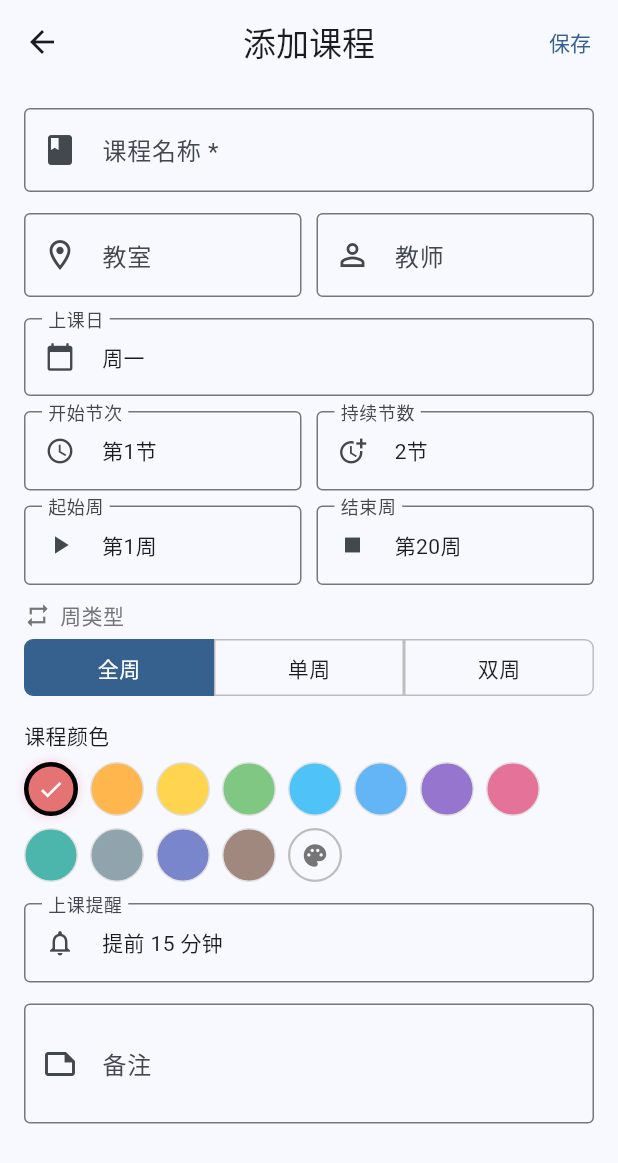
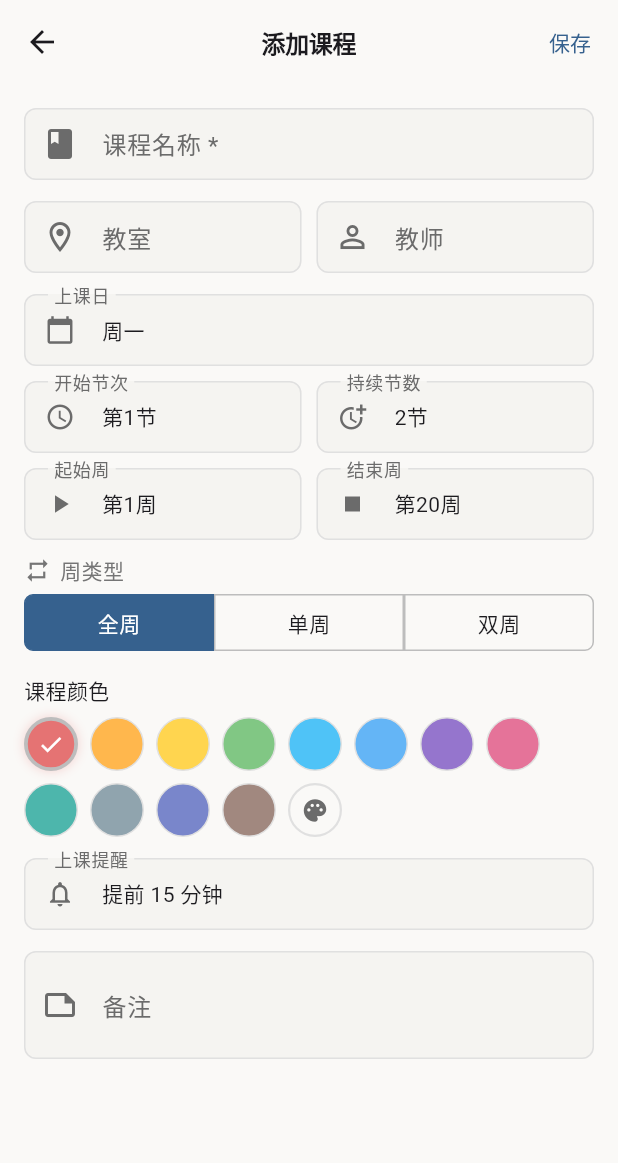
Before and after one commit to Yuwen-1577/jian-schedule, a Flutter app: the screen it shows after launch, after a tap on the "chevron right" icon, after a tap on the "add" icon, on a phone screen of 412 x 824 dp. Shown: the top 1163 px of the screen. Run offline on Flutter 3.47's test engine with Material 3 defaults, Android fonts, the phone set to English and light mode, and no system bars; our stand-ins replace file_picker, flutter_colorpicker, flutter_local_notifications, package_info_plus, shared_preferences, sqflite and 1 more; missing offline and left inert: excel, home_widget; accounts and stored records are empty.

Commit message:
feat: v2.1.0 design system — Claude-style theme overhaul
- New lib/theme/app_theme.dart with warm neutral color tokens
- Gap/AppRadius/ScheduleDim spacing and shape constants
- ThemeData with CardTheme, AppBarTheme, InputDecorTheme, BottomSheetTheme, etc.
- Warm grey surfaces (not cold blue-grey) for both light and dark modes
- week_grid: all hardcoded Colors.blue/grey replaced with colorScheme tokens
- course_card: muted background + accent border, no box shadow
- time_column: theme-aware surface and text colors
- today_courses: theme-aware, cleaner layout
- color_picker: outline-based selection indicator (dark-mode safe)

```diff
--- a/lib/main.dart
+++ b/lib/main.dart
@@ -7,6 +7,7 @@ import 'providers/settings_provider.dart';
 import 'services/database_service.dart';
 import 'services/notification_service.dart';
 import 'services/widget_service.dart';
+import 'theme/app_theme.dart';
 import 'utils/constants.dart';
 import 'pages/schedule_page.dart';
 
@@ -90,28 +91,8 @@ class ScheduleApp extends StatelessWidget {
           title: '简课表',
           debugShowCheckedModeBanner: false,
           themeMode: settings.themeMode,
-          theme: ThemeData(
-            colorScheme: ColorScheme.fromSeed(
-              seedColor: settings.seedColor,
-              brightness: Brightness.light,
-            ),
-            useMaterial3: true,
-            appBarTheme: const AppBarTheme(
-              centerTitle: true,
-              elevation: 0,
-            ),
-          ),
-          darkTheme: ThemeData(
-            colorScheme: ColorScheme.fromSeed(
-              seedColor: settings.seedColor,
-              brightness: Brightness.dark,
-            ),
-            useMaterial3: true,
-            appBarTheme: const AppBarTheme(
-              centerTitle: true,
-              elevation: 0,
-            ),
-          ),
+          theme: buildLightTheme(settings.seedColor),
+          darkTheme: buildDarkTheme(settings.seedColor),
           home: const SchedulePage(),
         );
       },
--- /dev/null
+++ b/lib/theme/app_theme.dart
@@ -0,0 +1,214 @@
+import 'package:flutter/material.dart';
+
+/// 设计 token 体系 — 对标 Claude 设计语言
+/// 暖灰中性色、克制的强调色使用、清晰的字体层级
+
+// ── 间距 ──────────────────────────────────────────
+abstract class Gap {
+  static const double xs = 4;
+  static const double sm = 8;
+  static const double md = 12;
+  static const double lg = 16;
+  static const double xl = 24;
+  static const double xxl = 32;
+}
+
+// ── 圆角 ──────────────────────────────────────────
+abstract class AppRadius {
+  static const double sm = 8;
+  static const double md = 12;
+  static const double lg = 16;
+  static const double full = 999;
+}
+
+// ── 课程表专用尺寸 ──────────────────────────────────
+abstract class ScheduleDim {
+  static const double periodHeight = 58;
+  static const double timeColumnWidth = 48;
+  static const double dayHeaderHeight = 30;
+  static const double weekChipWidth = 42;
+  static const double courseCardRadius = 8;
+}
+
+/// 构建浅色主题
+ThemeData buildLightTheme(Color seed) {
+  final cs = ColorScheme.fromSeed(
+    seedColor: seed,
+    brightness: Brightness.light,
+  );
+
+  // 用暖色覆盖 Material 3 默认的冷蓝灰表面
+  final warmCs = cs.copyWith(
+    surface: const Color(0xFFFAF9F7),
+    surfaceContainerLowest: const Color(0xFFFFFFFF),
+    surfaceContainerLow: const Color(0xFFF5F4F1),
+    surfaceContainer: const Color(0xFFEFEEE9),
+    surfaceContainerHigh: const Color(0xFFE9E7E2),
+    surfaceContainerHighest: const Color(0xFFE3E1DB),
+    onSurface: const Color(0xFF1C1B1F),
+    onSurfaceVariant: const Color(0xFF6B6B6B),
+    outline: const Color(0xFFBDBDBD),
+    outlineVariant: const Color(0xFFE0E0E0),
+  );
+
+  return _buildTheme(warmCs);
+}
+
+/// 构建深色主题
+ThemeData buildDarkTheme(Color seed) {
+  final cs = ColorScheme.fromSeed(
+    seedColor: seed,
+    brightness: Brightness.dark,
+  );
+
+  final warmCs = cs.copyWith(
+    surface: const Color(0xFF141413),
+    surfaceContainerLowest: const Color(0xFF0F0F0E),
+    surfaceContainerLow: const Color(0xFF1C1C1A),
+    surfaceContainer: const Color(0xFF242422),
+    surfaceContainerHigh: const Color(0xFF2E2E2B),
+    surfaceContainerHighest: const Color(0xFF393936),
+    onSurface: const Color(0xFFE5E5E2),
+    onSurfaceVariant: const Color(0xFF9E9E9B),
+    outline: const Color(0xFF525250),
+    outlineVariant: const Color(0xFF3A3A38),
+  );
+
+  return _buildTheme(warmCs);
+}
+
+ThemeData _buildTheme(ColorScheme cs) {
+  return ThemeData(
+    useMaterial3: true,
+    colorScheme: cs,
+    brightness: cs.brightness,
+    scaffoldBackgroundColor: cs.surface,
+
+    // ── AppBar ──
+    appBarTheme: AppBarTheme(
+      centerTitle: true,
+      elevation: 0,
+      scrolledUnderElevation: 0,
+      surfaceTintColor: Colors.transparent,
+      backgroundColor: cs.surface,
+      foregroundColor: cs.onSurface,
+      titleTextStyle: TextStyle(
+        fontSize: 16,
+        fontWeight: FontWeight.w600,
+        color: cs.onSurface,
+        letterSpacing: -0.2,
+      ),
+    ),
+
+    // ── Card ──
+    cardTheme: CardThemeData(
+      elevation: 0,
+      surfaceTintColor: Colors.transparent,
+      color: cs.surfaceContainerLow,
+      shape: RoundedRectangleBorder(
+        borderRadius: BorderRadius.circular(AppRadius.md),
+      ),
+      margin: EdgeInsets.zero,
+    ),
+
+    // ── 输入框 ──
+    inputDecorationTheme: InputDecorationTheme(
+      filled: true,
+      fillColor: cs.surfaceContainerLow,
+      border: OutlineInputBorder(
+        borderRadius: BorderRadius.circular(AppRadius.sm),
+        borderSide: BorderSide(color: cs.outlineVariant),
+      ),
+      enabledBorder: OutlineInputBorder(
+        borderRadius: BorderRadius.circular(AppRadius.sm),
+        borderSide: BorderSide(color: cs.outlineVariant),
+      ),
+      focusedBorder: OutlineInputBorder(
+        borderRadius: BorderRadius.circular(AppRadius.sm),
+        borderSide: BorderSide(color: cs.primary, width: 1.5),
+      ),
+      contentPadding: const EdgeInsets.symmetric(
+        horizontal: Gap.lg,
+        vertical: Gap.md,
+      ),
+    ),
+
+    // ── 底部弹窗 ──
+    bottomSheetTheme: BottomSheetThemeData(
+      backgroundColor: cs.surfaceContainerLow,
+      shape: const RoundedRectangleBorder(
+        borderRadius: BorderRadius.vertical(
+          top: Radius.circular(AppRadius.lg),
+        ),
+      ),
+      showDragHandle: true,
+    ),
+
+    // ── 对话框 ──
+    dialogTheme: DialogThemeData(
+      backgroundColor: cs.surfaceContainerLow,
+      surfaceTintColor: Colors.transparent,
+      shape: RoundedRectangleBorder(
+        borderRadius: BorderRadius.circular(AppRadius.lg),
+      ),
+    ),
+
+    // ── ListTile ──
+    listTileTheme: ListTileThemeData(
+      iconColor: cs.onSurfaceVariant,
+      contentPadding: const EdgeInsets.symmetric(horizontal: Gap.lg),
+    ),
+
+    // ── Divider ──
+    dividerTheme: DividerThemeData(
+      color: cs.outlineVariant,
+      thickness: 0.5,
+      space: 0,
+    ),
+
+    // ── Chip ──
+    chipTheme: ChipThemeData(
+      shape: RoundedRectangleBorder(
+        borderRadius: BorderRadius.circular(AppRadius.sm),
+      ),
+      side: BorderSide(color: cs.outlineVariant),
+    ),
+
+    // ── SegmentedButton ──
+    segmentedButtonTheme: SegmentedButtonThemeData(
+      style: ButtonStyle(
+        shape: WidgetStatePropertyAll(
+          RoundedRectangleBorder(
+            borderRadius: BorderRadius.circular(AppRadius.sm),
+          ),
+        ),
+        textStyle: WidgetStatePropertyAll(
+          TextStyle(fontSize: 13, fontWeight: FontWeight.w500),
+        ),
+      ),
+    ),
+
+    // ── FloatingActionButton ──
+    floatingActionButtonTheme: FloatingActionButtonThemeData(
+      backgroundColor: cs.primary,
+      foregroundColor: cs.onPrimary,
+      elevation: 0,
+      shape: RoundedRectangleBorder(
+        borderRadius: BorderRadius.circular(AppRadius.md),
+      ),
+    ),
+
+    // ── SnackBar ──
+    snackBarTheme: SnackBarThemeData(
+      behavior: SnackBarBehavior.floating,
+      backgroundColor: cs.inverseSurface,
+      contentTextStyle: TextStyle(
+        color: cs.onInverseSurface,
+        fontSize: 14,
+      ),
+      shape: RoundedRectangleBorder(
+        borderRadius: BorderRadius.circular(AppRadius.sm),
+      ),
+    ),
+  );
+}
--- a/lib/widgets/color_picker.dart
+++ b/lib/widgets/color_picker.dart
@@ -14,9 +14,7 @@ class CourseColorPicker extends StatelessWidget {
 
   @override
   Widget build(BuildContext context) {
-    final isDark = Theme.of(context).brightness == Brightness.dark;
-    final selectedBorderColor = isDark ? Colors.white : Colors.black;
-    // 检查当前选中颜色是否在预设列表中
+    final cs = Theme.of(context).colorScheme;
     final isPreset = presetColors.contains(selectedColor);
 
     return Wrap(
@@ -34,14 +32,17 @@ class CourseColorPicker extends StatelessWidget {
                 color: intToColor(color),
                 shape: BoxShape.circle,
                 border: isSelected
-                    ? Border.all(color: selectedBorderColor, width: 3)
-                    : Border.all(color: Colors.grey[300]!, width: 1),
+                    ? Border.all(color: cs.outline, width: 2.5)
+                    : Border.all(color: cs.outlineVariant, width: 1),
                 boxShadow: isSelected
-                    ? [BoxShadow(color: intToColor(color).withValues(alpha: 0.31), blurRadius: 6)]
+                    ? [BoxShadow(
+                        color: intToColor(color).withValues(alpha: 0.3),
+                        blurRadius: 6,
+                      )]
                     : null,
               ),
               child: isSelected
-                  ? const Icon(Icons.check, color: Colors.white, size: 18)
+                  ? Icon(Icons.check, color: Colors.white, size: 18)
                   : null,
             ),
           );
@@ -53,19 +54,16 @@ class CourseColorPicker extends StatelessWidget {
             width: 36,
             height: 36,
             decoration: BoxDecoration(
-              // 如果当前选中的是自定义颜色，显示该颜色
               color: !isPreset ? intToColor(selectedColor) : null,
               shape: BoxShape.circle,
               border: Border.all(
-                color: !isPreset
-                    ? selectedBorderColor
-                    : Colors.grey[400]!,
-                width: !isPreset ? 3 : 1.5,
+                color: !isPreset ? cs.outline : cs.outlineVariant,
+                width: !isPreset ? 2.5 : 1.5,
               ),
             ),
             child: !isPreset
                 ? const Icon(Icons.check, color: Colors.white, size: 18)
-                : Icon(Icons.palette, size: 18, color: Colors.grey[600]),
+                : Icon(Icons.palette, size: 18, color: cs.onSurfaceVariant),
           ),
         ),
       ],
--- a/lib/widgets/time_column.dart
+++ b/lib/widgets/time_column.dart
@@ -1,5 +1,6 @@
 import 'package:flutter/material.dart';
 import '../models/time_slot.dart';
+import '../theme/app_theme.dart';
 
 class TimeColumn extends StatelessWidget {
   final List<TimeSlot> timeSlots;
@@ -10,24 +11,19 @@ class TimeColumn extends StatelessWidget {
     super.key,
     required this.timeSlots,
     required this.periodHeight,
-    this.width = 48,
+    this.width = ScheduleDim.timeColumnWidth,
   });
 
   @override
   Widget build(BuildContext context) {
-    final isDark = Theme.of(context).brightness == Brightness.dark;
-    final textColor = isDark ? Colors.grey[400] : Colors.grey[700];
-    final bgColor = isDark ? Colors.grey[900] : Colors.grey[100];
+    final cs = Theme.of(context).colorScheme;
 
     return Container(
       width: width,
       decoration: BoxDecoration(
-        color: bgColor,
+        color: cs.surfaceContainerLow,
         border: Border(
-          right: BorderSide(
-            color: isDark ? Colors.grey[800]! : Colors.grey[300]!,
-            width: 0.5,
-          ),
+          right: BorderSide(color: cs.outlineVariant, width: 0.5),
         ),
       ),
       child: Column(
@@ -43,16 +39,16 @@ class TimeColumn extends StatelessWidget {
                   slot.startTime,
                   style: TextStyle(
                     fontSize: 10,
-                    color: textColor,
-                    height: 1.1,
+                    color: cs.onSurfaceVariant,
+                    height: 1.2,
                   ),
                 ),
                 Text(
                   slot.endTime,
                   style: TextStyle(
                     fontSize: 9,
-                    color: textColor?.withValues(alpha: 0.59),
-                    height: 1.1,
+                    color: cs.onSurfaceVariant.withValues(alpha: 0.6),
+                    height: 1.2,
                   ),
                 ),
               ],
--- a/lib/widgets/today_courses.dart
+++ b/lib/widgets/today_courses.dart
@@ -5,6 +5,7 @@ import '../models/course.dart';
 import '../models/time_slot.dart';
 import '../providers/schedule_provider.dart';
 import '../pages/course_edit_page.dart';
+import '../theme/app_theme.dart';
 import '../utils/constants.dart';
 
 class TodayCourses extends StatelessWidget {
@@ -13,6 +14,7 @@ class TodayCourses extends StatelessWidget {
   @override
   Widget build(BuildContext context) {
     final provider = context.watch<ScheduleProvider>();
+    final cs = Theme.of(context).colorScheme;
     final today = DateTime.now().weekday;
     final courses = provider.getCoursesForDay(provider.currentWeek, today);
     final timeSlots = provider.timeSlots;
@@ -21,34 +23,45 @@ class TodayCourses extends StatelessWidget {
       crossAxisAlignment: CrossAxisAlignment.start,
       children: [
         Padding(
-          padding: const EdgeInsets.symmetric(horizontal: 16, vertical: 12),
+          padding: const EdgeInsets.symmetric(horizontal: Gap.lg, vertical: Gap.md),
           child: Row(
             children: [
-              const Icon(Icons.today, size: 20),
-              const SizedBox(width: 8),
+              Icon(Icons.today, size: 20, color: cs.primary),
+              const SizedBox(width: Gap.sm),
               Text(
-                '今日课程 (第${provider.currentWeek}周 ${weekdayNames[today - 1]})',
-                style: const TextStyle(
+                '今日课程',
+                style: TextStyle(
                   fontSize: 16,
-                  fontWeight: FontWeight.bold,
+                  fontWeight: FontWeight.w600,
+                  color: cs.onSurface,
+                ),
+              ),
+              const SizedBox(width: Gap.sm),
+              Text(
+                '第${provider.currentWeek}周 ${weekdayNames[today - 1]}',
+                style: TextStyle(
+                  fontSize: 13,
+                  color: cs.onSurfaceVariant,
                 ),
               ),
             ],
           ),
         ),
         if (courses.isEmpty)
-          const Padding(
-            padding: EdgeInsets.all(24),
+          Padding(
+            padding: const EdgeInsets.all(Gap.xl),
             child: Center(
-              child: Text('今天没有课程~', style: TextStyle(color: Colors.grey)),
+              child: Text(
+                '今天没有课程',
+                style: TextStyle(color: cs.onSurfaceVariant),
+              ),
             ),
           )
         else
           ...courses.map((course) => _TodayCourseItem(
                 course: course,
                 timeSlots: timeSlots,
-                onTap: () =>
-                    Navigator.push(
+                onTap: () => Navigator.push(
                   context,
                   MaterialPageRoute(
                     builder: (_) => const CourseEditPage(),
@@ -56,7 +69,6 @@ class TodayCourses extends StatelessWidget {
                   ),
                 ),
               )),
-        // 当前进度
         if (timeSlots.isNotEmpty) const _CurrentTimeIndicator(),
       ],
     );
@@ -76,8 +88,8 @@ class _TodayCourseItem extends StatelessWidget {
 
   @override
   Widget build(BuildContext context) {
-    final bgColor = intToColor(course.colorValue);
-    final useLightText = isDarkColor(course.colorValue);
+    final cs = Theme.of(context).colorScheme;
+    final accentColor = intToColor(course.colorValue);
 
     String timeText = '';
     if (course.startPeriod <= timeSlots.length &&
@@ -87,59 +99,71 @@ class _TodayCourseItem extends StatelessWidget {
     }
 
     return Card(
-      margin: const EdgeInsets.symmetric(horizontal: 12, vertical: 4),
+      margin: const EdgeInsets.symmetric(horizontal: Gap.md, vertical: 3),
       child: InkWell(
         onTap: onTap,
-        borderRadius: BorderRadius.circular(10),
+        borderRadius: BorderRadius.circular(AppRadius.md),
         child: Padding(
-          padding: const EdgeInsets.all(10),
+          padding: const EdgeInsets.symmetric(horizontal: Gap.md, vertical: Gap.sm + 2),
           child: Row(
             children: [
               Container(
-                width: 4,
-                height: 48,
+                width: 3,
+                height: 40,
                 decoration: BoxDecoration(
-                  color: bgColor,
+                  color: accentColor,
                   borderRadius: BorderRadius.circular(2),
                 ),
               ),
-              const SizedBox(width: 10),
+              const SizedBox(width: Gap.md),
               Expanded(
                 child: Column(
                   crossAxisAlignment: CrossAxisAlignment.start,
                   children: [
                     Text(
                       course.name,
-                      style: const TextStyle(
-                        fontWeight: FontWeight.bold,
+                      style: TextStyle(
+                        fontWeight: FontWeight.w600,
                         fontSize: 14,
+                        color: cs.onSurface,
                       ),
                     ),
                     const SizedBox(height: 2),
                     Text(
-                      [course.room, course.teacher].where((s) => s.isNotEmpty).join(' | '),
-                      style: TextStyle(fontSize: 12, color: Colors.grey[600]),
+                      [course.room, course.teacher]
+                          .where((s) => s.isNotEmpty)
+                          .join(' · '),
+                      style: TextStyle(
+                        fontSize: 12,
+                        color: cs.onSurfaceVariant,
+                      ),
                     ),
                     if (timeText.isNotEmpty)
                       Text(
                         timeText,
-                        style: TextStyle(fontSize: 11, color: Colors.grey[500]),
+                        style: TextStyle(
+                          fontSize: 11,
+                          color: cs.onSurfaceVariant.withValues(alpha: 0.7),
+                        ),
                       ),
                   ],
                 ),
               ),
               if (course.weekType != 0)
                 Container(
-                  padding: const EdgeInsets.symmetric(horizontal: 6, vertical: 2),
+                  padding: const EdgeInsets.symmetric(
+                    horizontal: Gap.sm,
+                    vertical: 2,
+                  ),
                   decoration: BoxDecoration(
-                    color: bgColor.withValues(alpha: 0.16),
-                    borderRadius: BorderRadius.circular(4),
+                    color: accentColor.withValues(alpha: 0.12),
+                    borderRadius: BorderRadius.circular(AppRadius.sm),
                   ),
                   child: Text(
                     weekTypeNames[course.weekType],
                     style: TextStyle(
                       fontSize: 10,
-                      color: bgColor,
+                      color: accentColor,
                       fontWeight: FontWeight.w500,
                     ),
                   ),
@@ -178,6 +202,7 @@ class _CurrentTimeIndicatorState extends State<_CurrentTimeIndicator> {
 
   @override
   Widget build(BuildContext context) {
+    final cs = Theme.of(context).colorScheme;
     final provider = context.watch<ScheduleProvider>();
     final timeSlots = provider.timeSlots;
     final now = TimeOfDay.now();
@@ -197,7 +222,7 @@ class _CurrentTimeIndicatorState extends State<_CurrentTimeIndicator> {
       if (i < timeSlots.length - 1) {
         final nextStart = _parseMinutes(timeSlots[i + 1].startTime);
         if (currentMinutes >= end && currentMinutes < nextStart) {
-          currentPeriod = -1; // 课间
+          currentPeriod = -1;
           break;
         }
       }
@@ -216,25 +241,29 @@ class _CurrentTimeIndicatorState extends State<_CurrentTimeIndicator> {
       }
     } else if (currentPeriod == -1) {
       status = '课间休息';
-      icon = Icons.free_breakfast;
+      icon = Icons.coffee;
     } else {
       status = '第$currentPeriod节课进行中 (${(progress * 100).toInt()}%)';
       icon = Icons.menu_book;
     }
 
     return Padding(
-      padding: const EdgeInsets.all(16),
-      child: Card(
-        color: Colors.blue.withValues(alpha: 0.08),
-        child: Padding(
-          padding: const EdgeInsets.all(12),
+      padding: const EdgeInsets.all(Gap.lg),
+      child: Container(
+        padding: const EdgeInsets.symmetric(horizontal: Gap.md, vertical: Gap.sm + 2),
+        decoration: BoxDecoration(
+          color: cs.primaryContainer.withValues(alpha: 0.4),
+          borderRadius: BorderRadius.circular(AppRadius.sm),
+        ),
         child: Row(
           children: [
-              Icon(icon, size: 18, color: Colors.blue[700]),
-              const SizedBox(width: 8),
-              Text(status, style: TextStyle(fontSize: 13, color: Colors.blue[700])),
+            Icon(icon, size: 16, color: cs.primary),
+            const SizedBox(width: Gap.sm),
+            Text(
+              status,
+              style: TextStyle(fontSize: 13, color: cs.primary),
+            ),
           ],
-          ),
         ),
       ),
     );
--- a/lib/widgets/week_grid.dart
+++ b/lib/widgets/week_grid.dart
@@ -4,6 +4,7 @@ import '../models/course.dart';
 import '../models/time_slot.dart';
 import '../providers/schedule_provider.dart';
 import '../providers/settings_provider.dart';
+import '../theme/app_theme.dart';
 import '../utils/constants.dart';
 import '../pages/course_edit_page.dart';
 import 'course_card.dart';
@@ -26,8 +27,8 @@ class WeekGrid extends StatelessWidget {
       return const Center(child: Text('请先设置上课时间'));
     }
 
-    final periodHeight = 56.0;
-    final availWidth = MediaQuery.of(context).size.width - 48;
+    final periodHeight = ScheduleDim.periodHeight;
+    final availWidth = MediaQuery.of(context).size.width - ScheduleDim.timeColumnWidth;
 
     return Row(
       crossAxisAlignment: CrossAxisAlignment.start,
@@ -64,16 +65,15 @@ class _DayHeader extends StatelessWidget {
 
   @override
   Widget build(BuildContext context) {
-    final isDark = Theme.of(context).brightness == Brightness.dark;
+    final cs = Theme.of(context).colorScheme;
     final today = DateTime.now().weekday;
 
     return Container(
-      height: 28,
+      height: ScheduleDim.dayHeaderHeight,
       decoration: BoxDecoration(
-        color: isDark ? Colors.grey[900] : Colors.blue[50],
+        color: cs.surfaceContainerHighest,
         border: Border(
-          bottom: BorderSide(
-              color: isDark ? Colors.grey[700]! : Colors.blue[200]!),
+          bottom: BorderSide(color: cs.outlineVariant, width: 0.5),
         ),
       ),
       child: Row(
@@ -84,18 +84,16 @@ class _DayHeader extends StatelessWidget {
               alignment: Alignment.center,
               decoration: isToday
                   ? BoxDecoration(
-                      color: Colors.blue.withValues(alpha: isDark ? 0.24 : 0.12),
-                      borderRadius: BorderRadius.circular(4),
+                      color: cs.primaryContainer,
+                      borderRadius: BorderRadius.circular(AppRadius.sm),
                     )
                   : null,
               child: Text(
                 weekdayNames[i],
                 style: TextStyle(
                   fontSize: 13,
-                  fontWeight: isToday ? FontWeight.bold : FontWeight.normal,
-                  color: isToday
-                      ? (isDark ? Colors.blue[300] : Colors.blue[700])
-                      : (isDark ? Colors.grey[400] : Colors.grey[700]),
+                  fontWeight: isToday ? FontWeight.w600 : FontWeight.normal,
+                  color: isToday ? cs.primary : cs.onSurfaceVariant,
                 ),
               ),
             ),
@@ -125,10 +123,10 @@ class _GridBody extends StatelessWidget {
 
   @override
   Widget build(BuildContext context) {
-    final isDark = Theme.of(context).brightness == Brightness.dark;
+    final cs = Theme.of(context).colorScheme;
     final totalHeight = periodHeight * timeSlots.length;
     final colWidth = availWidth / days;
-    final borderColor = isDark ? Colors.grey[800]! : Colors.grey[200]!;
+    final borderColor = cs.outlineVariant;
 
     return SizedBox(
       height: totalHeight,
@@ -254,7 +252,9 @@ class _GridBody extends StatelessWidget {
               Navigator.pop(ctx);
               provider.deleteCourse(course.id);
             },
-            style: TextButton.styleFrom(foregroundColor: Colors.red),
+            style: TextButton.styleFrom(
+              foregroundColor: Theme.of(context).colorScheme.error,
+            ),
             child: const Text('删除'),
           ),
           TextButton(
```
Also changed, not shown: lib/widgets/course_card.dart (+50 -28 lines). Lines whose indentation alone changed are shown as unchanged.
